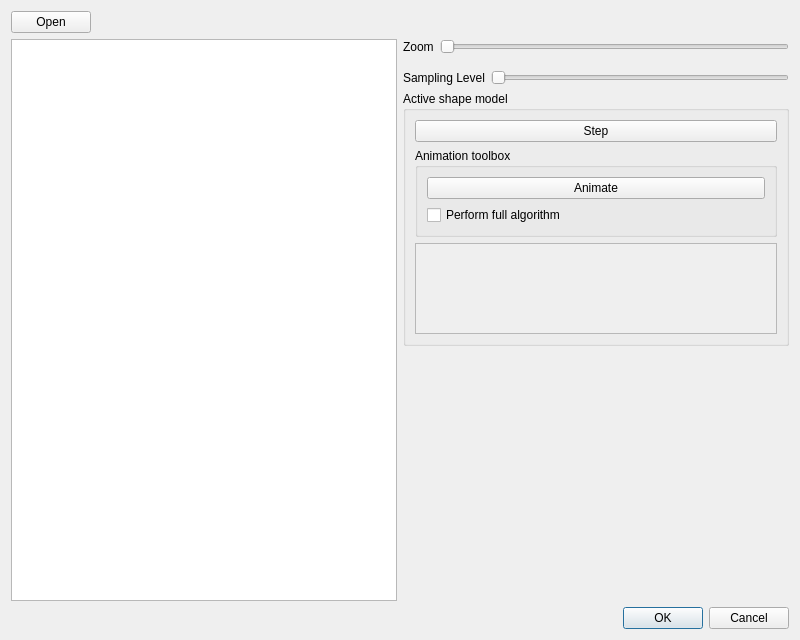
First picture: the form in gui/qt/fitterdialog.ui, repository BetaRavener/TeethCV, before the edit.
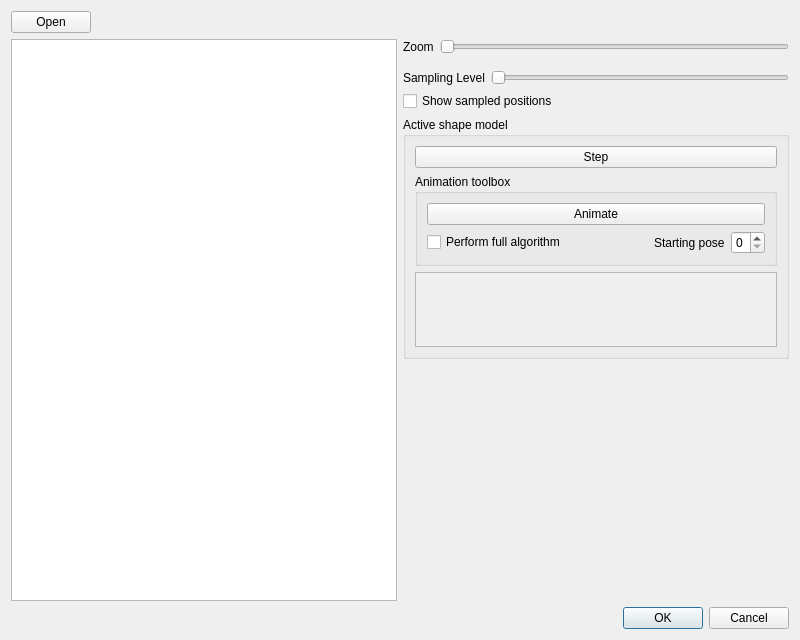
Second picture: the form after the edit.

The edit to the form file:
```diff
--- a/gui/qt/fitterdialog.ui
+++ b/gui/qt/fitterdialog.ui
@@ -93,6 +93,13 @@
          </item>
         </layout>
        </item>
+       <item>
+        <widget class="QCheckBox" name="sampledPositionsCheckBox">
+         <property name="text">
+          <string>Show sampled positions</string>
+         </property>
+        </widget>
+       </item>
        <item>
         <widget class="QGroupBox" name="groupBox">
          <property name="minimumSize">
@@ -126,11 +133,45 @@
               </widget>
              </item>
              <item>
-              <widget class="QCheckBox" name="fullAsmCheckBox">
-               <property name="text">
-                <string>Perform full algorithm</string>
+              <layout class="QHBoxLayout" name="horizontalLayout_5">
+               <property name="topMargin">
+                <number>0</number>
                </property>
-              </widget>
+               <item>
+                <widget class="QCheckBox" name="fullAsmCheckBox">
+                 <property name="text">
+                  <string>Perform full algorithm</string>
+                 </property>
+                </widget>
+               </item>
+               <item>
+                <spacer name="horizontalSpacer_2">
+                 <property name="orientation">
+                  <enum>Qt::Horizontal</enum>
+                 </property>
+                 <property name="sizeHint" stdset="0">
+                  <size>
+                   <width>40</width>
+                   <height>20</height>
+                  </size>
+                 </property>
+                </spacer>
+               </item>
+               <item>
+                <widget class="QLabel" name="label_3">
+                 <property name="text">
+                  <string>Starting pose</string>
+                 </property>
+                </widget>
+               </item>
+               <item>
+                <widget class="QSpinBox" name="startingPoseSpinBox">
+                 <property name="maximum">
+                  <number>8</number>
+                 </property>
+                </widget>
+               </item>
+              </layout>
              </item>
             </layout>
            </widget>
@@ -146,7 +187,7 @@
                <x>0</x>
                <y>0</y>
                <width>363</width>
-               <height>93</height>
+               <height>76</height>
               </rect>
              </property>
              <layout class="QVBoxLayout" name="verticalLayout_4"/>
```
